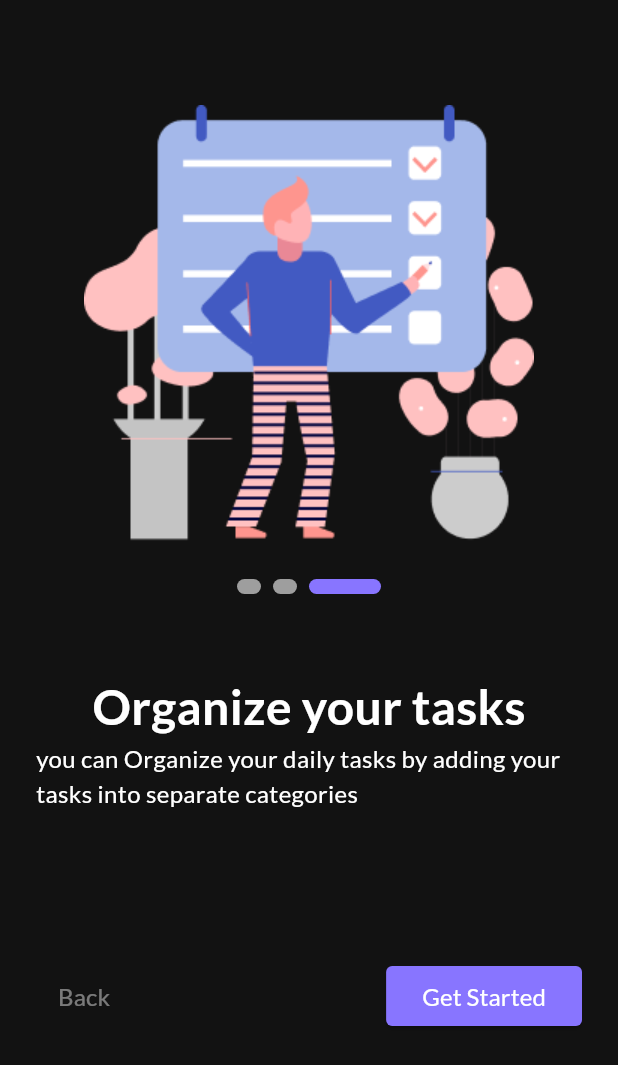
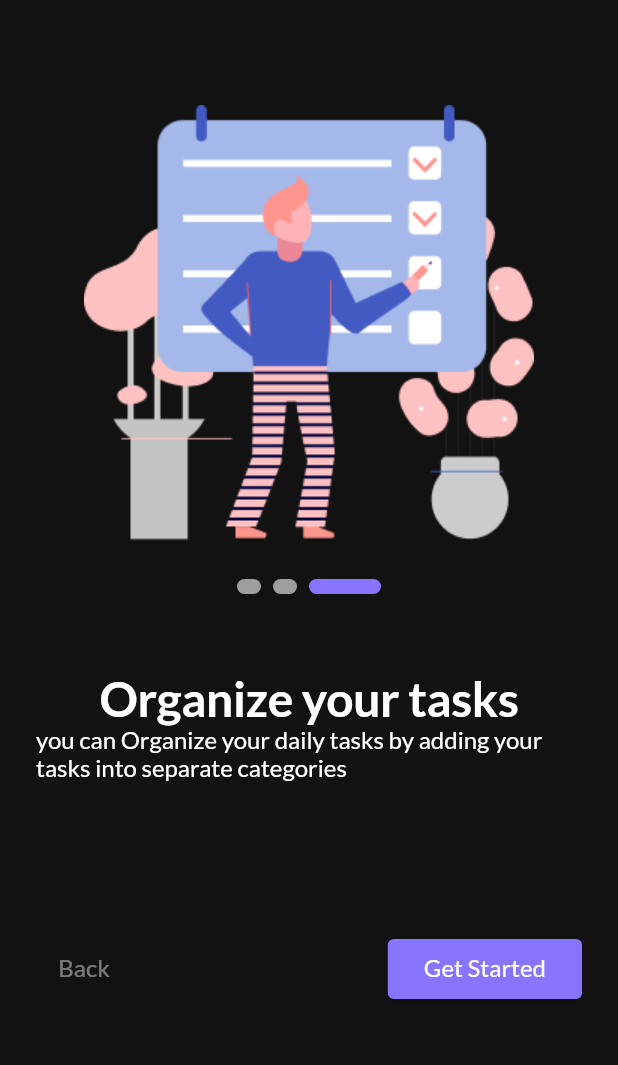
Before and after one commit to SalahLuha/to_do_app, a Flutter app: the screen it shows after launch, after a tap on "Skip", on a phone screen of 412 x 824 dp. Shown: the top 1065 px of the screen. Run offline on Flutter 3.47's test engine with Material 3 defaults, Android fonts, the phone set to English and light mode, and no system bars; drawn by our look-alikes of smooth_page_indicator; our stand-ins replace google_fonts.

Commit message:
App theme

```diff
--- a/lib/app/app.dart
+++ b/lib/app/app.dart
@@ -1,5 +1,6 @@
 import 'package:flutter/material.dart';
 import 'package:to_do_app/core/utils/app_strings.dart';
+import 'package:to_do_app/core/utils/app_theme.dart';
 import 'package:to_do_app/features/auth/presentation/screens/splash_screen/splash_screen.dart';
 
 class MyApp extends StatelessWidget {
@@ -12,7 +13,8 @@ class MyApp extends StatelessWidget {
       debugShowCheckedModeBanner: false,
       //title: 'To-Do App',
       title: AppString.appName,
-      home: SplashScreen(),
+      theme: getAppTheme(),
+      home: const SplashScreen(),
     );
   }
 }
--- /dev/null
+++ b/lib/core/utils/app_theme.dart
@@ -0,0 +1,38 @@
+import 'package:flutter/material.dart';
+import 'package:google_fonts/google_fonts.dart';
+
+import 'app_colors.dart';
+
+ThemeData getAppTheme() {
+  return ThemeData(
+    primaryColor:  AppColors.primary,
+    scaffoldBackgroundColor: AppColors.background,
+    appBarTheme: const AppBarTheme(
+      backgroundColor: AppColors.background,
+      centerTitle: true,
+    ),
+    //title style
+    textTheme: TextTheme(
+      displayLarge: GoogleFonts.lato(
+        color: Colors.white,
+        fontWeight: FontWeight.bold,
+        fontSize: 32,
+      ),
+      //sub title style
+      displayMedium: GoogleFonts.lato(
+        color: Colors.white,
+        fontSize: 16,
+      ),
+
+
+    ),
+    elevatedButtonTheme: ElevatedButtonThemeData(
+      style: ElevatedButton.styleFrom(
+        backgroundColor: AppColors.primary,
+        shape: RoundedRectangleBorder(
+          borderRadius: BorderRadius.circular(4),
+        ),
+      ),
+    ),
+  );
+}
--- a/lib/features/auth/presentation/screens/on_boarding_screens/on_boarding_screens.dart
+++ b/lib/features/auth/presentation/screens/on_boarding_screens/on_boarding_screens.dart
@@ -1,7 +1,7 @@
 import 'package:flutter/material.dart';
-import 'package:google_fonts/google_fonts.dart';
 import 'package:to_do_app/core/utils/app_colors.dart';
 import 'package:to_do_app/features/auth/data/model/on_boarding_model.dart';
+import 'package:to_do_app/features/task/presentation/screens/home_screen/home_screen.dart';
 import 'package:to_do_app/features/task/presentation/screens/widgets/elevated_button_widgets.dart';
 import 'package:to_do_app/features/task/presentation/screens/widgets/text_button_widgets.dart';
 import '../../../../../core/utils/app_strings.dart';
@@ -15,7 +15,6 @@ class OnBoardingScreens extends StatelessWidget {
   Widget build(BuildContext context) {
     return SafeArea(
       child: Scaffold(
-        backgroundColor: AppColors.background,
         body: Padding(
           padding: const EdgeInsets.all(24),
           child: Column(
@@ -30,7 +29,8 @@ class OnBoardingScreens extends StatelessWidget {
                     return Column(
                       children: [
                         //skip text
-                          index!=2? Align(
+                        index != 2
+                            ? Align(
                                 alignment: Alignment.centerLeft,
                                 child: TextButtonWidgets(
                                   text: AppString.skip,
@@ -38,7 +38,10 @@ class OnBoardingScreens extends StatelessWidget {
                                     controller.jumpToPage(2);
                                   },
                                 ),
-                          ):const SizedBox(height: 30,),
+                              )
+                            : const SizedBox(
+                                height: 30,
+                              ),
                         const SizedBox(
                           height: 16,
                         ),
@@ -67,19 +70,13 @@ class OnBoardingScreens extends StatelessWidget {
                         //title
                         Text(
                           OnBoardingModel.onBoardingScreens[index].title,
-                            style: GoogleFonts.lato(
-                              color: Colors.white,
-                              fontWeight: FontWeight.bold,
-                              fontSize: 32,
-                            ),
+                          textAlign: TextAlign.center,
+                          style: Theme.of(context).textTheme.displayLarge,
                         ),
                         //sub title
                         Text(
                           OnBoardingModel.onBoardingScreens[index].subTitle,
-                            style: GoogleFonts.lato(
-                              color: Colors.white,
-                              fontSize: 16,
-                            ),
+                          style: Theme.of(context).textTheme.displayMedium,
                         ),
                         const SizedBox(
                           height: 100,
@@ -88,30 +85,39 @@ class OnBoardingScreens extends StatelessWidget {
                         Row(
                           children: [
                             //back button
-                              index!=0? TextButtonWidgets(
-                                text:AppString.back,
+                            index != 0
+                                ? TextButtonWidgets(
+                                    text: AppString.back,
                                     onTap: () {
                                       controller.previousPage(
-                                      duration:
-                                          const Duration(milliseconds: 1000),
+                                          duration: const Duration(
+                                              milliseconds: 1000),
                                           curve: Curves.fastLinearToSlowEaseIn);
                                     },
-                              ):Container(),
+                                  )
+                                : Container(),
                             const Spacer(),
                             //next button
-                              index!=2? ElevatedButtonWidgets(
+                            index != 2
+                                ? ElevatedButtonWidgets(
                                     text: AppString.next,
-                                onTap: (){
+                                    onTap: () {
                                       controller.nextPage(
-                                      duration:
-                                      const Duration(milliseconds: 1000),
+                                          duration: const Duration(
+                                              milliseconds: 1000),
                                           curve: Curves.fastLinearToSlowEaseIn);
                                     },
-
-                              ):ElevatedButtonWidgets(
+                                  )
+                                : ElevatedButtonWidgets(
+                                    //Navigator to home Screen
                                     text: AppString.getStarted,
-                                onTap: (){
-
+                                    onTap: () {
+                                      Navigator.push(
+                                        context,
+                                        MaterialPageRoute(
+                                          builder: (_) => const HomeScreen(),
+                                        ),
+                                      );
                                     },
                                   ),
                           ],
@@ -121,8 +127,6 @@ class OnBoardingScreens extends StatelessWidget {
                   },
                 ),
               ),
-
-
             ],
           ),
         ),
--- a/lib/features/auth/presentation/screens/splash_screen/splash_screen.dart
+++ b/lib/features/auth/presentation/screens/splash_screen/splash_screen.dart
@@ -1,9 +1,7 @@
 import 'package:flutter/material.dart';
 import 'package:to_do_app/core/utils/app_strings.dart';
-import 'package:google_fonts/google_fonts.dart';
 import 'package:to_do_app/features/auth/presentation/screens/on_boarding_screens/on_boarding_screens.dart';
 import '../../../../../core/utils/app_assets.dart';
-import '../../../../../core/utils/app_colors.dart';
 
 class SplashScreen extends StatefulWidget {
   const SplashScreen({super.key});
@@ -19,14 +17,13 @@ class _SplashScreenState extends State<SplashScreen> {
     navigate();
   }
   void navigate(){
-    Future.delayed(const Duration(seconds: 4),(){
+    Future.delayed(const Duration(seconds: 2),(){
       Navigator.push(context, MaterialPageRoute(builder: (_)=> OnBoardingScreens(),),);
     });
   }
   @override
   Widget build(BuildContext context) {
     return Scaffold(
-      backgroundColor: AppColors.background,
       body: Center(
         child: Column(
           mainAxisAlignment: MainAxisAlignment.center,
@@ -35,11 +32,7 @@ class _SplashScreenState extends State<SplashScreen> {
              const SizedBox(height: 24,),
              Text(
               AppString.appName,
-              style: GoogleFonts.lato(
-                color: Colors.white,
-                fontWeight: FontWeight.bold,
-                fontSize: 40,
-              )
+              style: Theme.of(context).textTheme.displayLarge!.copyWith(fontSize: 40),
             ),
           ],
         ),
--- /dev/null
+++ b/lib/features/task/presentation/screens/home_screen/home_screen.dart
@@ -0,0 +1,11 @@
+
+import 'package:flutter/material.dart';
+
+class HomeScreen extends StatelessWidget {
+  const HomeScreen({super.key});
+
+  @override
+  Widget build(BuildContext context) {
+    return Scaffold();
+  }
+}
--- a/lib/features/task/presentation/screens/widgets/elevated_button_widgets.dart
+++ b/lib/features/task/presentation/screens/widgets/elevated_button_widgets.dart
@@ -1,33 +1,19 @@
-
 import 'package:flutter/material.dart';
-import 'package:google_fonts/google_fonts.dart';
-
-import '../../../../../core/utils/app_colors.dart';
 
 class ElevatedButtonWidgets extends StatelessWidget {
-   ElevatedButtonWidgets({super.key,required this.text,this.onTap});
-   VoidCallback? onTap;
-   String text;
-
+  ElevatedButtonWidgets({super.key, required this.text, this.onTap});
+  VoidCallback? onTap;
+  String text;
 
   @override
   Widget build(BuildContext context) {
     return ElevatedButton(
-      style: ElevatedButton.styleFrom(
-        backgroundColor: AppColors.primary,
-        shape: RoundedRectangleBorder(
-          borderRadius: BorderRadius.circular(4),
-        ),
-      ),
+      style: Theme.of(context).elevatedButtonTheme.style,
       onPressed: onTap,
       child: Text(
         text,
-        style: GoogleFonts.lato(
-          color: Colors.white,
-          fontSize: 16,
-        ),
+        style: Theme.of(context).textTheme.displayMedium,
       ),
-
     );
   }
 }
--- a/lib/features/task/presentation/screens/widgets/text_button_widgets.dart
+++ b/lib/features/task/presentation/screens/widgets/text_button_widgets.dart
@@ -17,10 +17,8 @@ class TextButtonWidgets extends StatelessWidget {
       onPressed: onTap,
       child: Text(
         text,
-        style: GoogleFonts.lato(
-          color: Colors.white.withOpacity(.44),
-          fontSize: 16,
-        ),
+
+        style: Theme.of(context).textTheme.displayMedium!.copyWith(color: Colors.white.withOpacity(.44),),
       ),
     );
   }
```
Lines whose indentation alone changed are shown as unchanged.
